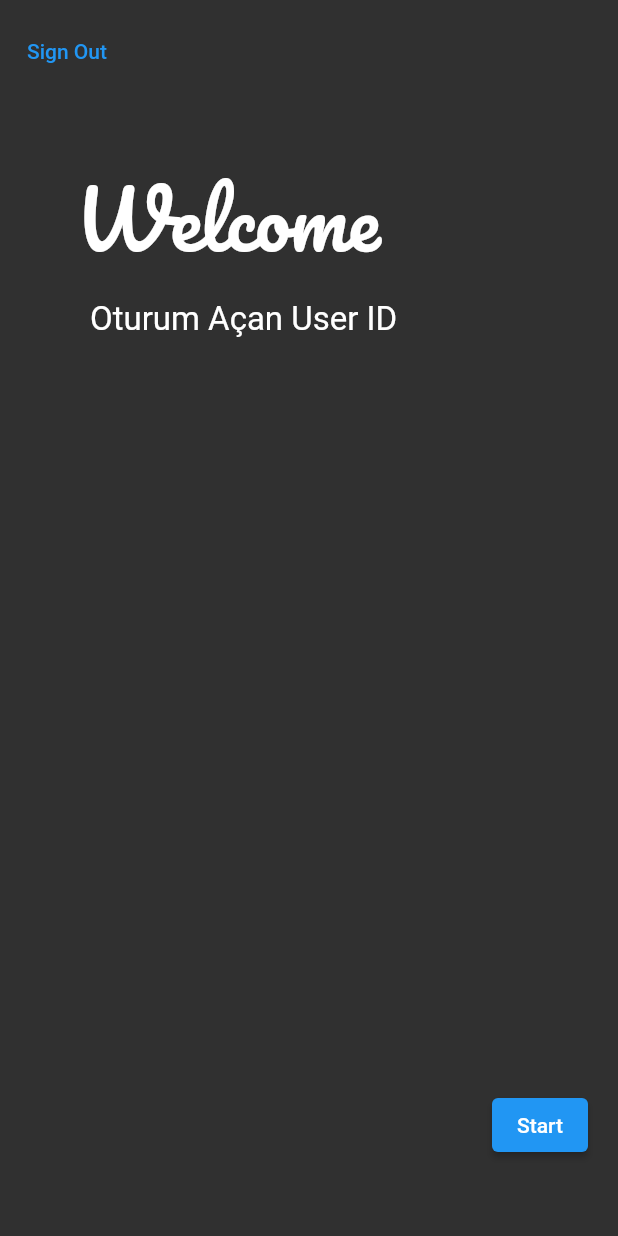
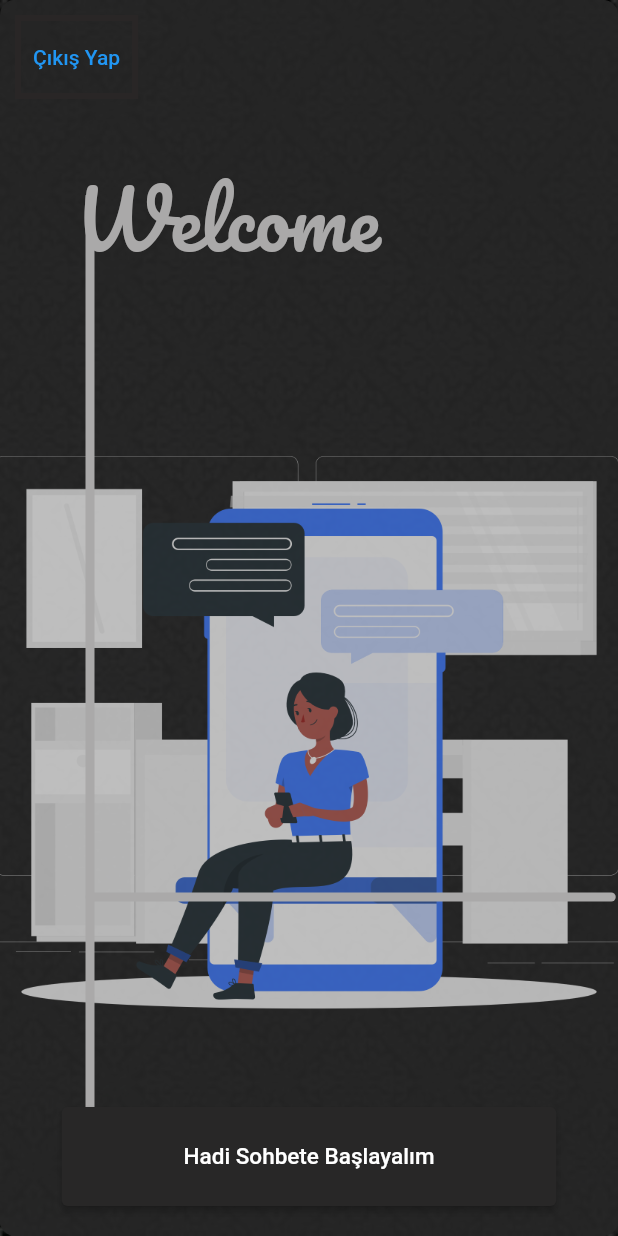
Before and after one commit to Huseyintanisman/my_chat_app, a Flutter app: the HomePage2 screen opened directly with empty values, on a phone screen of 412 x 824 dp. Run offline on Flutter 3.47's test engine with Material 2 defaults, Android fonts, the phone set to English and light mode, and no system bars; our stand-ins replace firebase_auth, firebase_core; accounts and stored records are empty; network calls fail; Roboto replaces fonts that are missing (italic).

Commit message:
background changes

```diff
--- a/lib/main.dart
+++ b/lib/main.dart
@@ -2,7 +2,6 @@ import 'package:firebase_core/firebase_core.dart';
 import 'package:flutter/material.dart';
 import 'package:msgapp/firebase_options.dart';
 import 'package:msgapp/pages/landing_page.dart';
-import 'package:msgapp/services/fake_auth_services.dart';
 import 'package:msgapp/services/firebase_auth_services.dart';
 
 void main() async {
--- a/lib/pages/home_page_2.dart
+++ b/lib/pages/home_page_2.dart
@@ -1,6 +1,9 @@
+import 'package:flutter/gestures.dart';
 import 'package:flutter/material.dart';
-import 'package:firebase_auth/firebase_auth.dart';
+import 'package:msgapp/gen/assets_gen.dart';
+import 'package:msgapp/helpers/size_helper.dart';
 import 'package:msgapp/model/user_model.dart';
+import 'package:msgapp/pages/widgets/home_page_widgets.dart';
 import 'package:msgapp/services/autbase.dart';
 
 class HomePage2 extends StatelessWidget {
@@ -13,31 +16,47 @@ class HomePage2 extends StatelessWidget {
 
   @override
   Widget build(BuildContext context) {
-    return Container(
-      color: Colors.black,
-      child: Scaffold(
+    return Scaffold(
       body: Stack(
         children: [
-            Positioned.fill(
-              child: Container(),
+          Positioned(
+            child: Container(
+              constraints: BoxConstraints.expand(),
+              decoration: BoxDecoration(
+                image: DecorationImage(
+                  image: AssetImage(Assets.images.backgroundimage.path),
+                  fit: BoxFit.cover,
                 ),
-            const Positioned(
+              ),
+            ),
+          ),
+          Center(
+            child: Container(
+              decoration: BoxDecoration(
+                borderRadius: BorderRadius.circular(10),
+                color: const Color.fromARGB(255, 37, 37, 37).withOpacity(0.95),
+              ),
+              height: context.height * 1,
+              width: context.width * 1,
+              child: Stack(
+                children: [
+                  Positioned(
                     top: 100,
                     left: 50,
                     child: Text(
                       "Welcome",
                       style: TextStyle(
-                  color: Colors.white,
+                        color: const Color.fromARGB(255, 170, 169, 169),
                         fontSize: 52,
                         fontFamily: "Pacifico",
                       ),
                     ),
                   ),
                   Positioned(
-              top: 200,
-              left: 60,
+                    top: 150,
+                    left: 280,
                     child: Text(
-                "Oturum Açan User ID ${user.userID}",
+                      " ${user.userID}",
                       style: const TextStyle(
                         color: Colors.white,
                         fontSize: 22,
@@ -46,23 +65,80 @@ class HomePage2 extends StatelessWidget {
                     ),
                   ),
                   Positioned(
-              bottom: 50,
-              right: 20,
-              child: ElevatedButton(
-                onPressed: () {},
-                child: const Text("Start"),
+                    top: 10,
+                    left: 10,
+                  child: Container(
+                  decoration: BoxDecoration(
+                    border: Border.all(
+                    color: Color.fromARGB(255, 41, 38, 38),
+                    width: 4.0),),
+                  child: TextButton(
+                    onPressed: _cikisYap,
+                  child: const Text("Çıkış Yap"),),),),
+                ],
+              ),
+            ),
+          ),
+          Align(
+            alignment: Alignment.bottomCenter,
+            child: Padding(
+              padding: EdgeInsets.only(bottom: 80),
+              child: Container(
+                constraints: BoxConstraints.expand(
+                  height: context.height * 0.6,
+                  width: context.width * 1,
+                ),
+                decoration: BoxDecoration(
+                  image: DecorationImage(
+                    image: AssetImage(Assets.images.backgroundills.path),
+                    fit: BoxFit.fitHeight,
+                    opacity: 0.7,
+                  ),
+                ),
+              ),
             ),
           ),
           Positioned(
-              top: 10,
-              left: 10,
-              child: TextButton(
-                onPressed:_cikisYap,
-                child: const Text("Sign Out"),
+            top: 130,
+            left: 57,
+            child: Container(
+              width: 6,
+              height: context.height * 0.8,
+              color: const Color.fromARGB(255, 170, 169, 169),
+            ),
+          ),
+          Positioned(
+            top: 595,
+            left: 57,
+            child: Container(
+              decoration: BoxDecoration(
+                borderRadius: BorderRadius.circular(50),
+                color: const Color.fromARGB(255, 170, 169, 169),
+              ),
+              width: context.width * 0.858,
+              height: 6,
+            ),
+          ),
+          Align(
+            alignment: Alignment.bottomCenter,
+            child: Padding(
+              padding: EdgeInsets.only(bottom: 20),
+              child: Container(
+                height: context.height * 0.08,
+                width: context.width * 0.8,
+                child: ElevatedButton(
+                  onPressed: () {},
+                  child: const Text("Hadi Sohbete Başlayalım", style: TextStyle(fontSize: 15)),
+                  style: ButtonStyle(
+                    backgroundColor: MaterialStateProperty.all<Color>(
+                      const Color.fromARGB(255, 40, 39, 39),
+                    ),
+                  ),
+                ),
+              ),
             ),
           ),
         ],
-        ),
       ),
     );
   }
--- a/lib/services/fake_auth_services.dart
+++ b/lib/services/fake_auth_services.dart
@@ -2,7 +2,7 @@ import 'package:msgapp/model/user_model.dart';
 import 'package:msgapp/services/autbase.dart';
 
 class FakeAuthenticationService implements AuthBase {
-  String userID = "123123123123123123";
+  String userID = "Hüseyin Tanişman";
 
   @override
   Future<MyUser> currentuser() async {
--- a/pubspec.yaml
+++ b/pubspec.yaml
@@ -63,3 +63,5 @@ flutter:
     - family: Staatliches
       fonts:
         - asset: assets/fonts/Staatliches-Regular.ttf
+  assets:
+    - assets/images/
```
Also changed, not shown: lib/gen/assets_gen.dart (added, +148 -0 lines), lib/pages/sign_in_page/sign_in_page.dart (+48 -10 lines), lib/pages/widgets/home_page_widgets.dart (added, +22 -0 lines), assets/images/Messaging-rafiki.png (added), assets/images/background_image.jpeg (added), 1 other file. Lines whose indentation alone changed are shown as unchanged.
